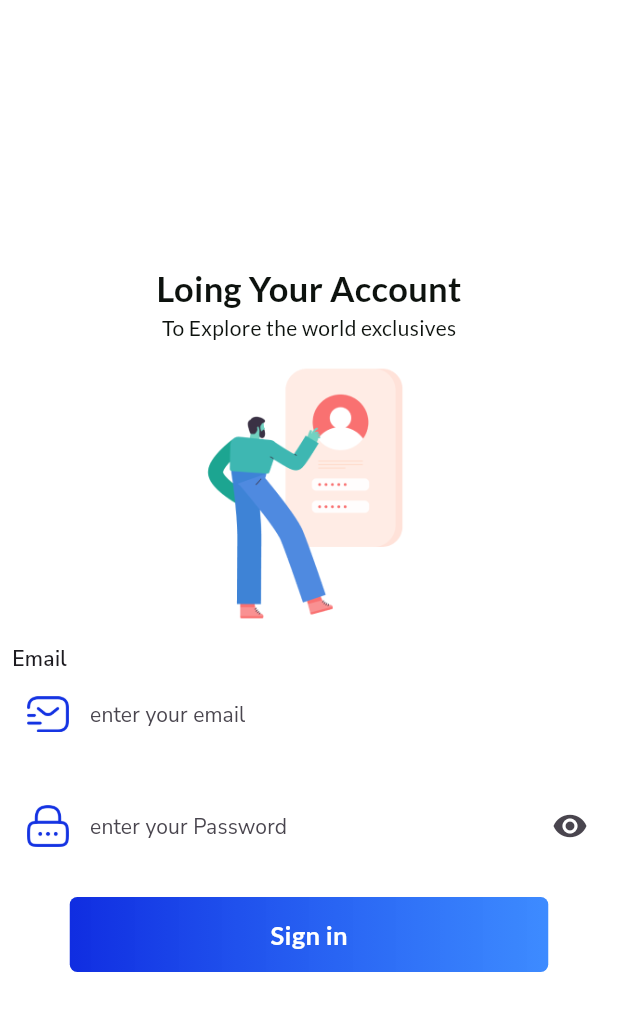
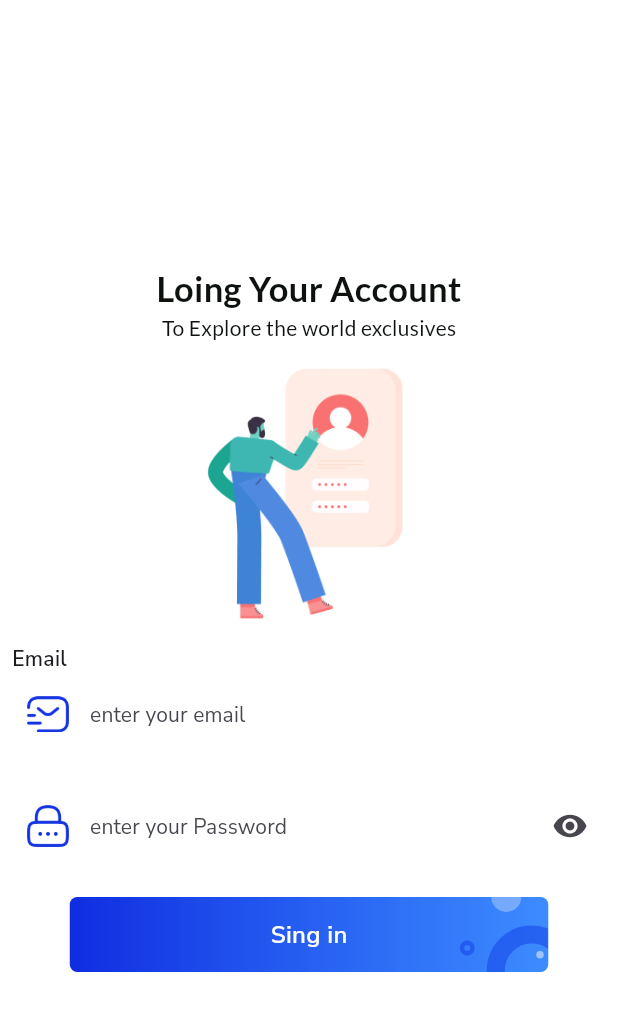
Before and after one commit to yonas790/multi-store-flutter-app, a Flutter app: the screen it shows after launch, on a phone screen of 412 x 824 dp. Shown: the top 1011 px of the screen. Run offline on Flutter 3.47's test engine with Material 3 defaults, Android fonts, the phone set to English and light mode, and no system bars; our stand-ins replace google_fonts.

Commit message:
advanced sing in button

```diff
--- a/lib/views/screens/authentication_screens/login_screen.dart
+++ b/lib/views/screens/authentication_screens/login_screen.dart
@@ -105,17 +105,97 @@ class LoginScreen extends StatelessWidget {
                     ],
                   ),
                 ),
-                  child: Center(
-                    child: Text(
-                      'Sign in',
-                      style: GoogleFonts.getFont(
-                        'Lato',
-                        color: Colors.white,
-                        fontSize: 17,
-                        fontWeight: FontWeight.bold,
+                child: Stack(
+                  children: [
+                    Positioned(
+                      left: 278,
+                      top: 19,
+                      child: Opacity(
+                        opacity: 0.5,
+                        child: Container(
+                          width: 60,
+                          height: 60,
+                          clipBehavior: Clip.antiAlias,
+                          decoration: BoxDecoration(
+                            border: Border.all(
+                              color: Color(0xFF103DE5),
+                              width: 12,
+                            ),
+                            borderRadius: BorderRadius.circular(30),
                           ),
                         ),
-                  )),
+                      ),
+                    ),
+                    Positioned(
+                      left: 260,
+                      top: 29,
+                      child: Opacity(
+                        opacity: 0.5,
+                        child: Container(
+                          width: 10,
+                          height: 10,
+                          clipBehavior: Clip.antiAlias,
+                          decoration: BoxDecoration(
+                            border: Border.all(
+                              color: Color(0xFF103DE5),
+                              width: 3,
+                            ),
+                            borderRadius: BorderRadius.circular(5),
+                          ),
+                        ),
+                      ),
+                    ),
+                    Positioned(
+                      left: 311,
+                      top: 36,
+                      child: Opacity(
+                        opacity: 0.5,
+                        child: Container(
+                          width: 5,
+                          height: 5,
+                          clipBehavior: Clip.antiAlias,
+                          decoration: BoxDecoration(
+                            color: Colors.white,
+                            borderRadius: BorderRadius.circular(
+                              3,
+                            ),
+                          ),
+                        ),
+                      ),
+                    ),
+                    Positioned(
+                      left: 281,
+                      top: -10,
+                      child: Opacity(
+                        opacity: 0.3,
+                        child: Container(
+                          width: 20,
+                          height: 20,
+                          clipBehavior: Clip.antiAlias,
+                          decoration: BoxDecoration(
+                            color: Colors.white,
+                            borderRadius: BorderRadius.circular(
+                              10,
+                            ),
+                          ),
+                        ),
+                      ),
+                    ),
+                    Center(
+                      child: Text(
+                        'Sing in',
+                        style: GoogleFonts.getFont(
+                          'Nunito Sans',
+                          color: Colors.white,
+                          fontSize: 16,
+                          fontWeight: FontWeight.w600,
+                          letterSpacing: 0.2,
+                        ),
+                      ),
+                    ),
+                  ],
+                ),
+              ),
             ],
           ),
         ),
```
Lines whose indentation alone changed are shown as unchanged.
